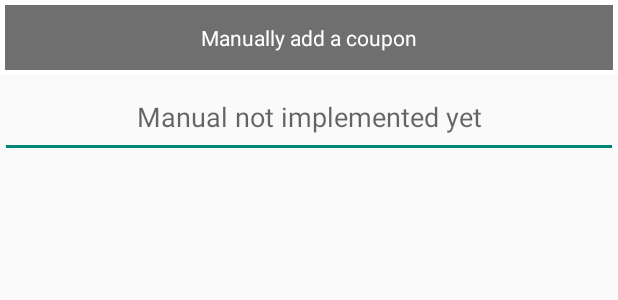
After one commit to DL-Thompson/AndroidCouponAssistant, an Android app: the layout dialog_manual_add.xml on its own in the app's theme, with its tools: preview values and no code run, on a phone screen of 412 x 824 dp. The commit adds this screen. Shown: the top 300 px of the screen. Run offline under Robolectric (Android 15) with nearby library versions, the phone set to English and light mode, and no system bars.

Commit message:
Added- manualEntryCoupon Modified-all Db classes to return value

```diff
--- a/CouponAssistant/CouponAssistant/src/main/java/com/corylucasjeffery/couponassistant/activities/LoginActivity.java
+++ b/CouponAssistant/CouponAssistant/src/main/java/com/corylucasjeffery/couponassistant/activities/LoginActivity.java
@@ -56,7 +56,7 @@ public class LoginActivity extends Activity {
                 {
                     PhpWrapper db = new PhpWrapper();
                     boolean LoginSuccess = db.submitLogin(
-                                            userText, pwText, firstText, lastText, activity);
+                                            userText, pwText, firstText, lastText);
 
                     if (LoginSuccess) {
                         Toast.makeText(context, "Logging in", Toast.LENGTH_LONG).show();
--- a/CouponAssistant/CouponAssistant/src/main/res/layout/activity_login.xml
+++ b/CouponAssistant/CouponAssistant/src/main/res/layout/activity_login.xml
@@ -12,7 +12,7 @@
         android:ems="10"
         android:text=""
         android:id="@+id/field_firstName"
-        android:hint="Enter first name"
+        android:hint="@string/editFirstName"
         android:padding="15dp" />
 
     <EditText
@@ -22,7 +22,7 @@
         android:ems="10"
         android:text=""
         android:id="@+id/field_lastName"
-        android:hint="Enter last name"
+        android:hint="@string/editLastName"
         android:padding="15dp" />
 
     <EditText
@@ -43,6 +43,7 @@
         android:text=""
         android:id="@+id/field_password"
         android:hint="@string/editPassBox"
+        android:fontFamily="sans-serif"
         android:padding="15dp"/>
 
     <Button
--- /dev/null
+++ b/CouponAssistant/CouponAssistant/src/main/res/layout/dialog_manual_add.xml
@@ -0,0 +1,26 @@
+<?xml version="1.0" encoding="utf-8"?>
+
+<LinearLayout xmlns:android="http://schemas.android.com/apk/res/android"
+    android:orientation="vertical" android:layout_width="match_parent"
+    android:layout_height="match_parent">
+
+    <TextView
+        android:layout_width="fill_parent"
+        android:layout_height="wrap_content"
+        android:text="@string/dialog_title_manually_add"
+        android:id="@+id/textView"
+        android:textColor="#ffffff"
+        android:padding="15dp"
+        android:background="@drawable/title_background"
+        android:gravity="center_horizontal" />
+
+    <EditText
+        android:id="@+id/dialog_manual_add_barcode"
+        android:layout_width="fill_parent"
+        android:layout_height="wrap_content"
+        android:inputType="number"
+        android:ems="10"
+        android:hint="@string/dialog_hint_upc"
+        android:padding="15dp"
+        android:gravity="center_horizontal" />
+</LinearLayout>
--- a/CouponAssistant/CouponAssistant/src/main/res/values/strings.xml
+++ b/CouponAssistant/CouponAssistant/src/main/res/values/strings.xml
@@ -23,5 +23,9 @@
     <string name="title_activity_checkout">Checkout Activity</string>
     <string name="dummy_button">Dummy Button</string>
     <string name="dummy_content">DUMMY\nCONTENT</string>
+    <string name="dialog_title_manually_add">Manually add a coupon</string>
+    <string name="dialog_ok_button">OK</string>
+    <string name="dialog_cancel_button">Cancel</string>
+    <string name="dialog_hint_upc">Manual not implemented yet</string>
 
 </resources>
--- a/CouponAssistant/CouponAssistant/src/main/res/values/strings_activity_login.xml
+++ b/CouponAssistant/CouponAssistant/src/main/res/values/strings_activity_login.xml
@@ -2,8 +2,10 @@
 
     <string name="title_activity_login">Login</string>
 
-    <string name="editUserBox">Enter email</string>
-    <string name="editPassBox">Enter password</string>
+    <string name="editUserBox">Email</string>
+    <string name="editPassBox">Password</string>
+    <string name="editFirstName">First name</string>
+    <string name="editLastName">Last name</string>
     <string name="buttonLogin">Login or Register</string>
 
 </resources>
```
Also changed, not shown: CouponAssistant/CouponAssistant/src/main/java/com/corylucasjeffery/couponassistant/DbSubmitItem.java (+5 -5 lines), CouponAssistant/CouponAssistant/src/main/java/com/corylucasjeffery/couponassistant/DbUserRegister.java (+2 -16 lines), CouponAssistant/CouponAssistant/src/main/java/com/corylucasjeffery/couponassistant/ManualEntryDialog.java (added, +78 -0 lines), CouponAssistant/CouponAssistant/src/main/java/com/corylucasjeffery/couponassistant/PhpWrapper.java (+29 -9 lines), CouponAssistant/CouponAssistant/src/main/java/com/corylucasjeffery/couponassistant/activities/MainActivity.java (+52 -29 lines), CouponAssistant/CouponAssistant/src/main/java/com/corylucasjeffery/couponassistant/dbSubmitCoupon.java (+5 -5 lines).
